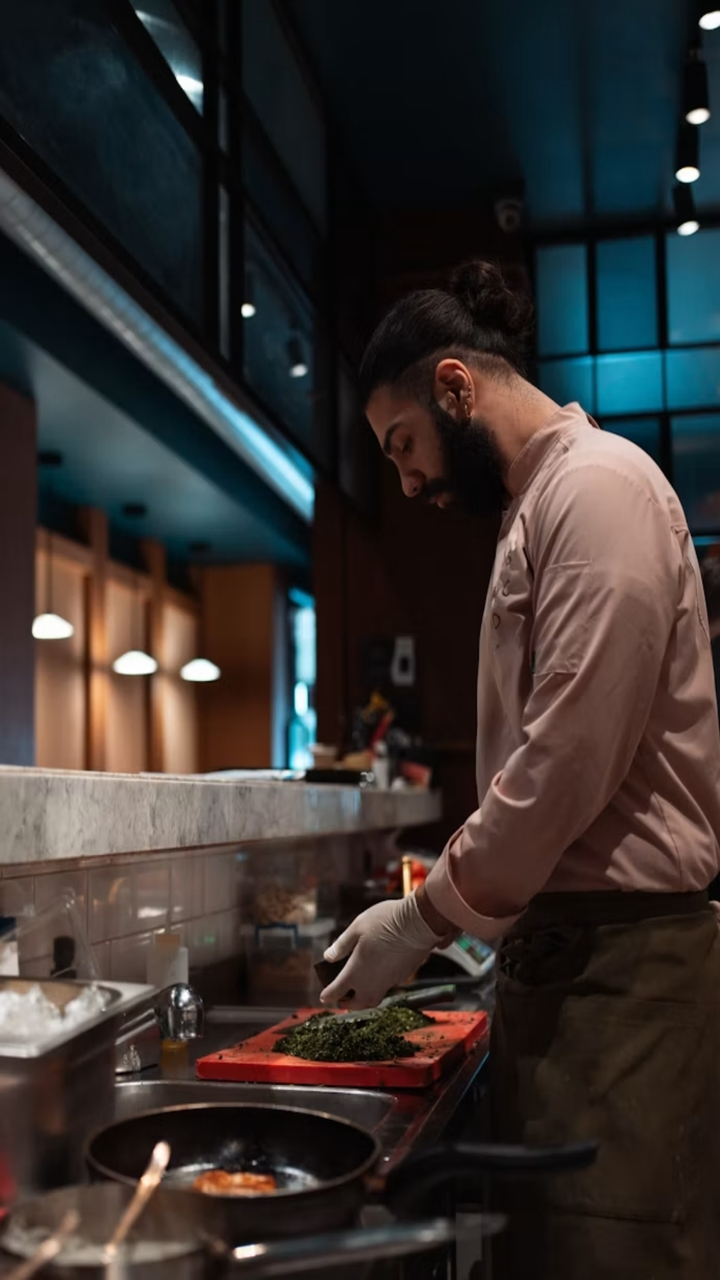
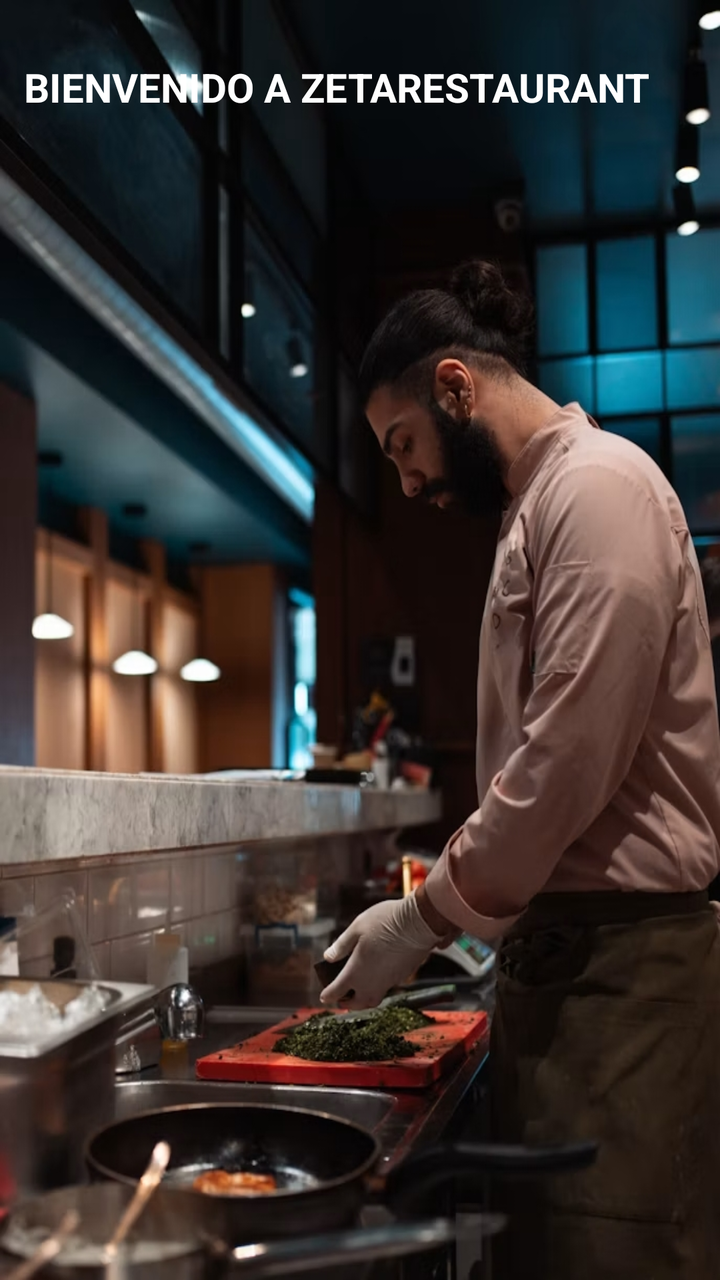

Before-and-after screenshots of an Android layout around one commit, followed by the original layout XML and the change that was made.
<!-- AndroidManifest.xml: application theme Theme.AppZetaR -->
<!-- res/layout/activity_menu.xml -->
<?xml version="1.0" encoding="utf-8"?>
<LinearLayout xmlns:android="http://schemas.android.com/apk/res/android"
    xmlns:app="http://schemas.android.com/apk/res-auto"
    xmlns:tools="http://schemas.android.com/tools"
    android:id="@+id/main"
    android:layout_width="match_parent"
    android:layout_height="match_parent"
    android:orientation="vertical"
    android:background="@drawable/fondo_menu"
    tools:context=".Menu.ActivityMenu">

</LinearLayout>
<!-- resources referenced by this layout -->
<resources>
  <!-- drawable fondo_menu: jpg bitmap (drawable, 302741 bytes) -->
  <style name="Theme.AppZetaR" parent="Base.Theme.AppZetaR" />
  <style name="Base.Theme.AppZetaR" parent="Theme.Material3.DayNight.NoActionBar">
          
          
      </style>
</resources>

<!-- the commit's change to res/layout/activity_menu.xml (unified diff, before → after) -->
@@ -9,4 +9,15 @@
     android:background="@drawable/fondo_menu"
     tools:context=".Menu.ActivityMenu">
 
+    <TextView
+        android:layout_width="wrap_content"
+        android:layout_height="wrap_content"
+        android:layout_marginHorizontal="12dp"
+        android:layout_marginVertical="30dp"
+        android:text="@string/todo_title"
+        android:textAllCaps="true"
+        android:textColor="@color/white"
+        android:textSize="20sp"
+        android:textStyle="bold" />
+
 </LinearLayout>
<!-- resource entries referenced after the edit -->
@@ -1,6 +1,8 @@
 <!-- resources referenced by this layout -->
 <resources>
+  <color name="white">#FFFFFFFF</color>
   <!-- drawable fondo_menu: jpg bitmap (drawable, 302741 bytes) -->
+  <string name="todo_title">Bienvenido a ZetaRestaurant</string>
   <style name="Theme.AppZetaR" parent="Base.Theme.AppZetaR" />
   <style name="Base.Theme.AppZetaR" parent="Theme.Material3.DayNight.NoActionBar">
           
